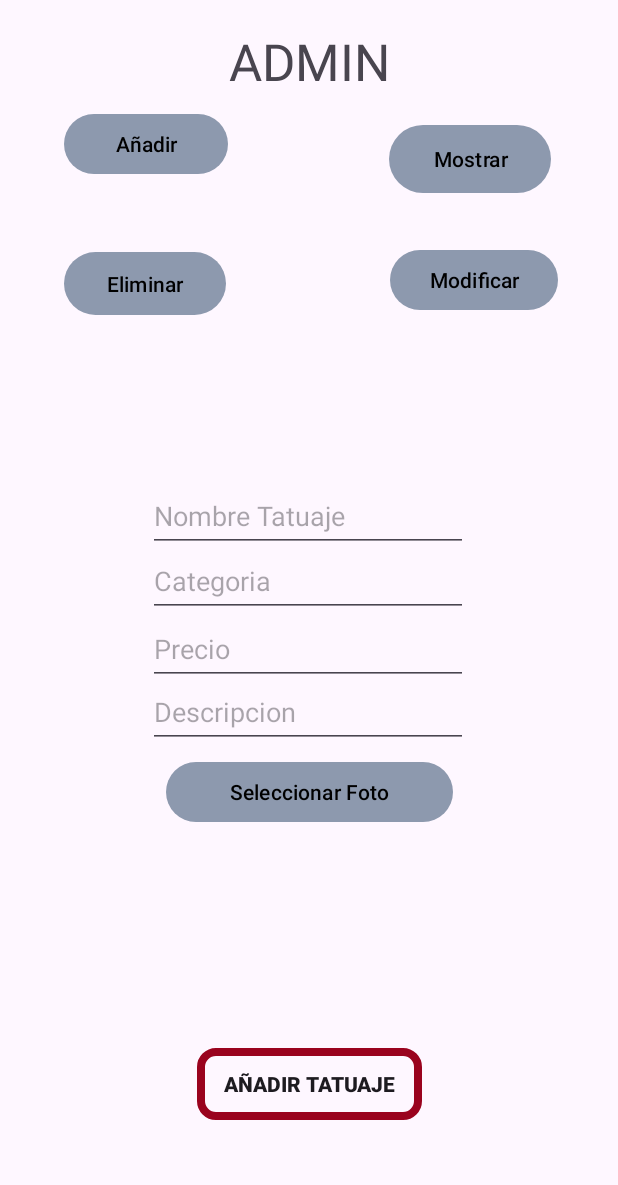
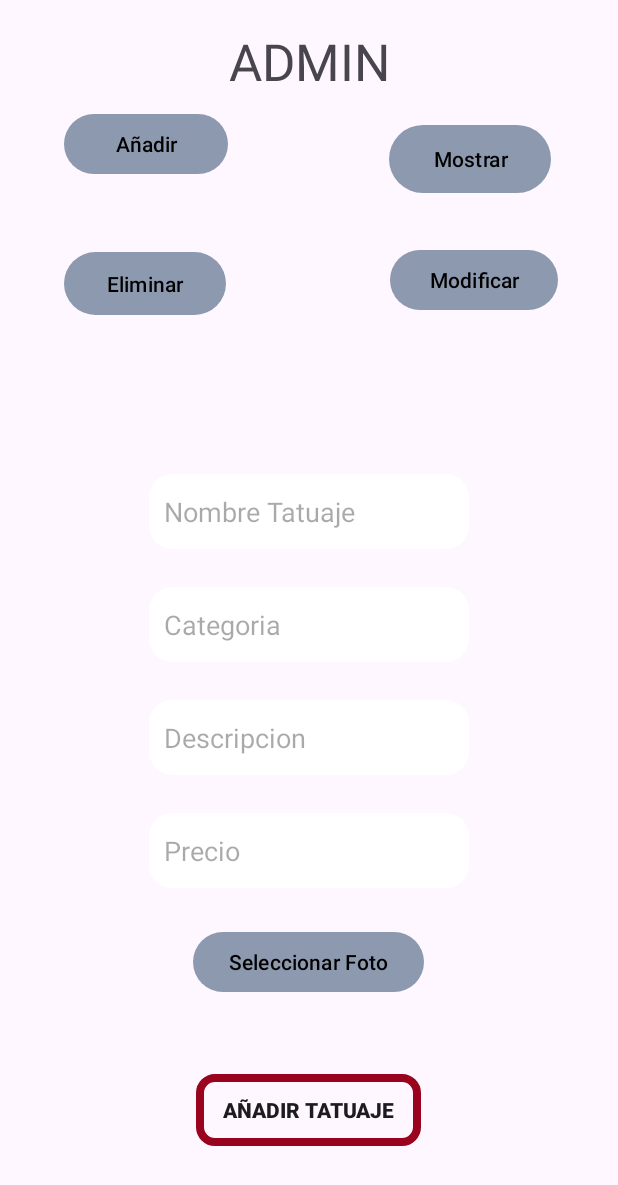
Before and after one commit to Yeraaay/Proyecto_Prueba, an Android app: the fragment fragmentAnadirAdmin placed in its activity, on a phone screen of 412 x 824 dp. Shown: the top 1185 px of the screen. Run offline under Robolectric (Android 15) with nearby library versions, the phone set to English and light mode, and no system bars.

Commit message:
estética terminada

```diff
--- a/Tattos/app/build.gradle.kts
+++ b/Tattos/app/build.gradle.kts
@@ -52,4 +52,5 @@ dependencies {
     androidTestImplementation("androidx.test.espresso:espresso-core:3.5.1")
     implementation ("com.github.bumptech.glide:glide:4.12.0")
     annotationProcessor ("com.github.bumptech.glide:compiler:4.12.0")
+    implementation("androix.navigation:navigation-compose:2.5.2")
 }
--- /dev/null
+++ b/Tattos/app/src/main/java/com/example/proyectotatto/Navigation.java
@@ -0,0 +1,4 @@
+package com.example.proyectotatto;
+
+public class Navigation {
+}
--- /dev/null
+++ b/Tattos/app/src/main/res/drawable/baseline_extension_24.xml
@@ -0,0 +1,5 @@
+<vector android:height="24dp" android:tint="#000000"
+    android:viewportHeight="24" android:viewportWidth="24"
+    android:width="24dp" xmlns:android="http://schemas.android.com/apk/res/android">
+    <path android:fillColor="@android:color/white" android:pathData="M20.5,11H19V7c0,-1.1 -0.9,-2 -2,-2h-4V3.5C13,2.12 11.88,1 10.5,1S8,2.12 8,3.5V5H4c-1.1,0 -1.99,0.9 -1.99,2v3.8H3.5c1.49,0 2.7,1.21 2.7,2.7s-1.21,2.7 -2.7,2.7H2V20c0,1.1 0.9,2 2,2h3.8v-1.5c0,-1.49 1.21,-2.7 2.7,-2.7 1.49,0 2.7,1.21 2.7,2.7V22H17c1.1,0 2,-0.9 2,-2v-4h1.5c1.38,0 2.5,-1.12 2.5,-2.5S21.88,11 20.5,11z"/>
+</vector>
--- /dev/null
+++ b/Tattos/app/src/main/res/drawable/baseline_format_paint_24.xml
@@ -0,0 +1,5 @@
+<vector android:height="24dp" android:tint="#000000"
+    android:viewportHeight="24" android:viewportWidth="24"
+    android:width="24dp" xmlns:android="http://schemas.android.com/apk/res/android">
+    <path android:fillColor="@android:color/white" android:pathData="M18,4V3c0,-0.55 -0.45,-1 -1,-1H5c-0.55,0 -1,0.45 -1,1v4c0,0.55 0.45,1 1,1h12c0.55,0 1,-0.45 1,-1V6h1v4H9v11c0,0.55 0.45,1 1,1h2c0.55,0 1,-0.45 1,-1v-9h8V4h-3z"/>
+</vector>
--- /dev/null
+++ b/Tattos/app/src/main/res/drawable/baseline_local_shipping_24.xml
@@ -0,0 +1,5 @@
+<vector android:height="24dp" android:tint="#000000"
+    android:viewportHeight="24" android:viewportWidth="24"
+    android:width="24dp" xmlns:android="http://schemas.android.com/apk/res/android">
+    <path android:fillColor="@android:color/white" android:pathData="M20,8h-3L17,4L3,4c-1.1,0 -2,0.9 -2,2v11h2c0,1.66 1.34,3 3,3s3,-1.34 3,-3h6c0,1.66 1.34,3 3,3s3,-1.34 3,-3h2v-5l-3,-4zM6,18.5c-0.83,0 -1.5,-0.67 -1.5,-1.5s0.67,-1.5 1.5,-1.5 1.5,0.67 1.5,1.5 -0.67,1.5 -1.5,1.5zM19.5,9.5l1.96,2.5L17,12L17,9.5h2.5zM18,18.5c-0.83,0 -1.5,-0.67 -1.5,-1.5s0.67,-1.5 1.5,-1.5 1.5,0.67 1.5,1.5 -0.67,1.5 -1.5,1.5z"/>
+</vector>
--- a/Tattos/app/src/main/res/layout/activity_register.xml
+++ b/Tattos/app/src/main/res/layout/activity_register.xml
@@ -46,7 +46,7 @@
                 android:layout_marginLeft="21dp"
                 android:layout_weight="1"
                 android:gravity="center"
-                android:text="Tattoo"
+                android:text="Cattoo"
                 android:textColor="@color/colorNegro"
                 android:textSize="55dp"
                 android:textStyle="bold" />
--- a/Tattos/app/src/main/res/layout/fragment_anadir_admin.xml
+++ b/Tattos/app/src/main/res/layout/fragment_anadir_admin.xml
@@ -6,104 +6,77 @@
     android:layout_height="match_parent"
     tools:context=".fragmentAnadirAdmin">
 
-    <androidx.constraintlayout.widget.ConstraintLayout
+    <LinearLayout
         android:layout_width="match_parent"
-        android:layout_height="match_parent">
+        android:layout_height="match_parent"
+        android:gravity="center_horizontal"
+        android:orientation="vertical">
+
+        <EditText
+            android:id="@+id/nombretatto"
+            android:layout_width="wrap_content"
+            android:layout_height="50dp"
+            android:ems="10"
+            android:layout_marginTop="25dp"
+            android:paddingLeft="10dp"
+            android:background="@drawable/bordes"
+            android:hint="Nombre Tatuaje"
+            android:inputType="text" />
 
         <EditText
             android:id="@+id/categoriatatto"
             android:layout_width="wrap_content"
-            android:layout_height="wrap_content"
+            android:layout_height="50dp"
             android:ems="10"
+            android:paddingLeft="10dp"
+            android:background="@drawable/bordes"
+            android:layout_marginTop="25dp"
             android:hint="Categoria"
-            android:inputType="text"
-            android:minHeight="48dp"
-            app:layout_constraintBottom_toBottomOf="parent"
-            app:layout_constraintEnd_toEndOf="parent"
-            app:layout_constraintHorizontal_bias="0.497"
-            app:layout_constraintStart_toStartOf="parent"
-            app:layout_constraintTop_toTopOf="parent"
-            app:layout_constraintVertical_bias="0.15" />
+            android:inputType="text" />
 
         <EditText
             android:id="@+id/descripciontatto"
             android:layout_width="wrap_content"
-            android:layout_height="wrap_content"
+            android:layout_height="50dp"
             android:ems="10"
+            android:paddingLeft="10dp"
+            android:background="@drawable/bordes"
+            android:layout_marginTop="25dp"
             android:hint="Descripcion"
-            android:inputType="text"
-            android:minHeight="48dp"
-            app:layout_constraintBottom_toBottomOf="parent"
-            app:layout_constraintEnd_toEndOf="parent"
-            app:layout_constraintHorizontal_bias="0.497"
-            app:layout_constraintStart_toStartOf="parent"
-            app:layout_constraintTop_toTopOf="parent"
-            app:layout_constraintVertical_bias="0.329" />
-
-        <EditText
-            android:id="@+id/nombretatto"
-            android:layout_width="wrap_content"
-            android:layout_height="wrap_content"
-            android:ems="10"
-            android:hint="Nombre Tatuaje"
-            android:inputType="text"
-            android:minHeight="48dp"
-            app:layout_constraintBottom_toBottomOf="parent"
-            app:layout_constraintEnd_toEndOf="parent"
-            app:layout_constraintHorizontal_bias="0.497"
-            app:layout_constraintStart_toStartOf="parent"
-            app:layout_constraintTop_toTopOf="parent"
-            app:layout_constraintVertical_bias="0.061" />
+            android:inputType="text" />
 
         <EditText
             android:id="@+id/preciotatto"
             android:layout_width="wrap_content"
-            android:layout_height="wrap_content"
+            android:layout_height="50dp"
             android:ems="10"
+            android:paddingLeft="10dp"
+            android:background="@drawable/bordes"
+            android:layout_marginTop="25dp"
             android:hint="Precio"
-            android:inputType="text"
-            android:minHeight="48dp"
-            app:layout_constraintBottom_toBottomOf="parent"
-            app:layout_constraintEnd_toEndOf="parent"
-            app:layout_constraintHorizontal_bias="0.497"
-            app:layout_constraintStart_toStartOf="parent"
-            app:layout_constraintTop_toTopOf="parent"
-            app:layout_constraintVertical_bias="0.243" />
+            android:inputType="text" />
 
         <Button
             android:id="@+id/botonSelectFoto"
-            android:layout_width="191dp"
-            android:layout_height="48dp"
-            android:text="Seleccionar Foto"
-            app:layout_constraintBottom_toBottomOf="parent"
-            app:layout_constraintEnd_toEndOf="parent"
-            app:layout_constraintStart_toStartOf="parent"
-            app:layout_constraintTop_toTopOf="parent"
-            app:layout_constraintVertical_bias="0.44" />
+            android:layout_width="wrap_content"
+            android:layout_height="wrap_content"
+            android:layout_marginTop="25dp"
+            android:text="Seleccionar Foto" />
 
         <ImageView
             android:id="@+id/imagenTatto"
-            android:layout_width="150dp"
-            android:layout_height="146dp"
-            app:layout_constraintBottom_toBottomOf="parent"
-            app:layout_constraintEnd_toEndOf="parent"
-            app:layout_constraintHorizontal_bias="0.536"
-            app:layout_constraintStart_toStartOf="parent"
-            app:layout_constraintTop_toTopOf="parent"
-            app:layout_constraintVertical_bias="0.671"
+            android:layout_width="wrap_content"
+            android:layout_height="wrap_content"
+            android:layout_marginTop="25dp"
             tools:src="@tools:sample/avatars" />
 
         <androidx.appcompat.widget.AppCompatButton
             android:id="@+id/botonAniadirTatuaje"
             android:layout_width="150dp"
             android:layout_height="wrap_content"
+            android:layout_marginTop="25dp"
+            android:background="@drawable/boton_custom1"
             android:text="Añadir tatuaje"
-            android:textStyle="bold"
-            android:background="@drawable/boton_custom1"
-            app:layout_constraintBottom_toBottomOf="parent"
-            app:layout_constraintEnd_toEndOf="parent"
-            app:layout_constraintStart_toStartOf="parent"
-            app:layout_constraintTop_toTopOf="parent"
-            app:layout_constraintVertical_bias="0.841" />
-    </androidx.constraintlayout.widget.ConstraintLayout>
+            android:textStyle="bold"/>
+    </LinearLayout>
 </FrameLayout>
```
Also changed, not shown: Tattos/app/src/main/java/com/example/proyectotatto/Items_menu.kt (added, +11 -0 lines), Tattos/app/src/main/res/layout/activity_invitado.xml (+50 -41 lines), Tattos/app/src/main/res/layout/fragment_eliminar_admin.xml (+14 -21 lines), Tattos/app/src/main/res/layout/fragment_interior_carta1.xml (+65 -96 lines).
